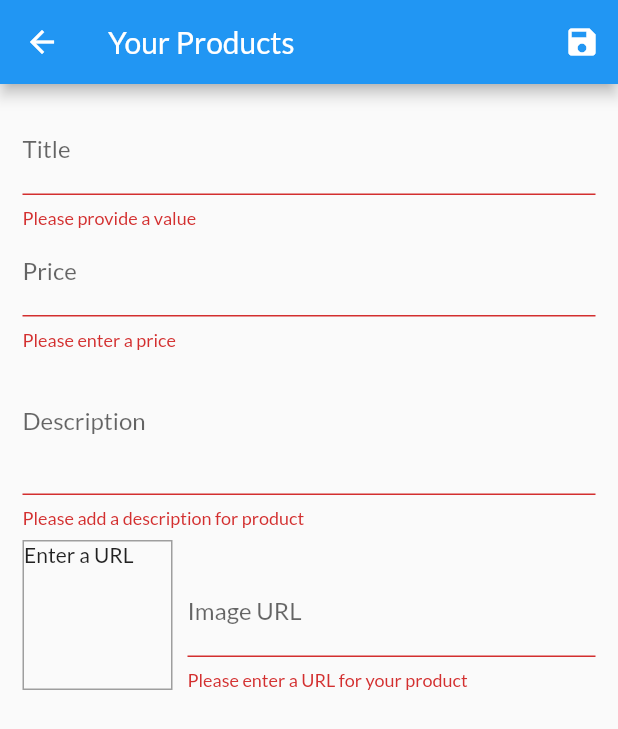
After one commit to Blaezy/Shop_App, a Flutter app: the EditProductScreen screen opened by its route, after a tap on the "save" icon, on a phone screen of 412 x 824 dp. The commit adds this screen. Shown: the top 729 px of the screen. Run offline on Flutter 3.47's test engine with Material 2 defaults, Android fonts, the phone set to English and light mode, and no system bars; network calls fail.

Commit message:
Finalized wtith user forms

```diff
--- a/lib/main.dart
+++ b/lib/main.dart
@@ -2,9 +2,11 @@ import 'package:Shop_App/providers/cart.dart';
 import 'package:Shop_App/providers/orders.dart';
 import 'package:Shop_App/providers/products.dart';
 import 'package:Shop_App/screens/cart_screen.dart';
+import 'package:Shop_App/screens/edit_product_screen.dart';
 import 'package:Shop_App/screens/order_screen.dart';
 import 'package:Shop_App/screens/product_detail_screen.dart';
 import 'package:Shop_App/screens/product_overview_screen.dart';
+import 'package:Shop_App/screens/user_product_screen.dart';
 import 'package:flutter/material.dart';
 import 'package:provider/provider.dart';
 
@@ -32,6 +34,8 @@ class MyApp extends StatelessWidget {
           ProductDetailScreen.routeName: (ctx) => ProductDetailScreen(),
           CartScreen.routeName: (ctx) => CartScreen(),
           OrderScreen.routName: (ctx) => OrderScreen(),
+          UserProductScreen.routeName: (ctx) => UserProductScreen(),
+          EditProductScreen.routeName: (ctx) => EditProductScreen(),
         },
       ),
     );
--- a/lib/providers/cart.dart
+++ b/lib/providers/cart.dart
@@ -63,4 +63,20 @@ class Cart with ChangeNotifier {
     _items = {};
     notifyListeners();
   }
+
+  void removeSingleItem(String productId) {
+    if (!_items.containsKey(productId)) return;
+    if (_items[productId].quantity > 1) {
+      _items.update(
+        productId,
+        (value) => CartItem(
+            cartitemId: value.cartitemId,
+            price: value.price,
+            quantity: value.quantity - 1,
+            title: value.title),
+      );
+    } else
+      _items.remove(productId);
+    notifyListeners();
+  }
 }
--- a/lib/providers/products.dart
+++ b/lib/providers/products.dart
@@ -49,8 +49,26 @@ class Products with ChangeNotifier {
     return _items.where((element) => element.isFavourite).toList();
   }
 
-  void addProduct() {
-    //_items.add(value);
+  void updateProduct(String id, Product newpro) {
+    final index = _items.lastIndexWhere(
+        (pro) => pro.id == id); //returns index of the product to be edited
+    if (index >= 0) _items[index] = newpro;
+    notifyListeners();
+  }
+
+  void addProduct(Product newPro) {
+    final newProduct = Product(
+        id: DateTime.now().toString(),
+        title: newPro.title,
+        description: newPro.description,
+        imageUrl: newPro.imageUrl,
+        price: newPro.price);
+    _items.add(newProduct);
+    notifyListeners();
+  }
+
+  void deleteProduct(String id) {
+    _items.removeWhere((element) => element.id == id);
     notifyListeners();
   }
 }
--- a/lib/screens/cart_screen.dart
+++ b/lib/screens/cart_screen.dart
@@ -29,7 +29,7 @@ class CartScreen extends StatelessWidget {
                   Spacer(),
                   Chip(
                     label: Text(
-                      '\$${cart.itemTotal}',
+                      '\$${cart.itemTotal.toStringAsFixed(2)}',
                       style: TextStyle(
                           color: Theme.of(context)
                               .primaryTextTheme
--- /dev/null
+++ b/lib/screens/edit_product_screen.dart
@@ -0,0 +1,240 @@
+import 'package:Shop_App/providers/product.dart';
+import 'package:Shop_App/providers/products.dart';
+import 'package:flutter/material.dart';
+import 'package:provider/provider.dart';
+
+class EditProductScreen extends StatefulWidget {
+  static const routeName = '/Edit_product';
+  @override
+  _EditProductScreenState createState() => _EditProductScreenState();
+}
+
+class _EditProductScreenState extends State<EditProductScreen> {
+  final _priceFocusNode = FocusNode();
+  final _descriptionFocusNode = FocusNode();
+  final _imageUrlController = TextEditingController();
+  final _imageUrlfocus = FocusNode();
+  final _formKey = GlobalKey<FormState>();
+  var editedProduct =
+      Product(id: null, title: '', description: '', imageUrl: '', price: 0);
+  var initValue = {
+    'title': '',
+    'price': '',
+    'description': '',
+    'imageUrl': '',
+  };
+  var isInit = true;
+  @override
+  void initState() {
+    _imageUrlfocus.addListener(updateImageUrl);
+    super.initState();
+  }
+
+  @override
+  void didChangeDependencies() {
+    if (isInit) {
+      final idfoundout = ModalRoute.of(context).settings.arguments as String;
+      if (idfoundout != null) {
+        var newVariable =
+            Provider.of<Products>(context, listen: false).findById(idfoundout);
+        initValue = {
+          'title': newVariable.title,
+          'price': newVariable.price.toString(),
+          'description': newVariable.description,
+          //'imageUrl': newVariable.imageUrl,
+        };
+        _imageUrlController.text = newVariable.imageUrl;
+      }
+    }
+
+    isInit = false;
+    super.didChangeDependencies();
+  }
+
+  void updateImageUrl() {
+    if (!_imageUrlfocus.hasFocus) {
+      if ((!_imageUrlController.text.startsWith('https') &&
+              !_imageUrlController.text.startsWith('http')) ||
+          ((!_imageUrlController.text.endsWith('.jpeg') &&
+              !_imageUrlController.text.endsWith('png') &&
+              !_imageUrlController.text.endsWith('.jpg')))) return;
+
+      setState(() {});
+    }
+  }
+
+  void saveForm() {
+    final validate = _formKey.currentState.validate();
+    if (!validate) {
+      return;
+    }
+    _formKey.currentState.save();
+    if (editedProduct.id != null) {
+      Provider.of<Products>(context)
+          .updateProduct(editedProduct.id, editedProduct);
+    } else {
+      Provider.of<Products>(context, listen: false).addProduct(editedProduct);
+    }
+
+    Navigator.of(context).pop();
+  }
+
+  @override
+  void dispose() {
+    _priceFocusNode.dispose();
+    _imageUrlController.dispose();
+    _imageUrlfocus.dispose();
+    _descriptionFocusNode.dispose();
+    super.dispose();
+  }
+
+  @override
+  Widget build(BuildContext context) {
+    return Scaffold(
+        appBar: AppBar(title: Text('Your Products'), actions: <Widget>[
+          IconButton(icon: Icon(Icons.save), onPressed: saveForm)
+        ]),
+        body: Form(
+          key: _formKey,
+          child: Padding(
+            padding: EdgeInsets.all(15),
+            child: ListView(
+              children: <Widget>[
+                TextFormField(
+                  initialValue: initValue['title'],
+                  decoration: InputDecoration(labelText: 'Title'),
+                  textInputAction: TextInputAction.next,
+                  validator: (value) {
+                    if (value.isEmpty) {
+                      return 'Please provide a value';
+                    } else
+                      return null;
+                  },
+                  onFieldSubmitted: (_) {
+                    FocusScope.of(context).requestFocus(_priceFocusNode);
+                  }, //operation to be performed when the nxt button on soft keyboard is pressed
+                  onSaved: (value) {
+                    editedProduct = Product(
+                        id: editedProduct.id,
+                        title: value,
+                        description: editedProduct.description,
+                        imageUrl: editedProduct.imageUrl,
+                        price: editedProduct.price,
+                        isFavourite: editedProduct.isFavourite);
+                  },
+                ),
+                TextFormField(
+                  decoration: InputDecoration(labelText: 'Price'),
+                  initialValue: initValue['price'],
+                  keyboardType: TextInputType.number,
+                  textInputAction: TextInputAction.next,
+                  focusNode:
+                      _priceFocusNode, //set focus node here for the  form field
+                  onFieldSubmitted: (_) {
+                    FocusScope.of(context).requestFocus(_descriptionFocusNode);
+                  },
+                  onSaved: (value) {
+                    editedProduct = Product(
+                        id: editedProduct.id,
+                        title: editedProduct.title,
+                        description: editedProduct.description,
+                        imageUrl: editedProduct.imageUrl,
+                        price: double.parse(value),
+                        isFavourite: editedProduct.isFavourite);
+                  },
+                  validator: (value) {
+                    if (value.isEmpty) {
+                      return 'Please enter a price';
+                    }
+                    if (double.tryParse(value) == null)
+                      return 'Please enter a valid number';
+                    if (double.parse(value) <= 0)
+                      return 'Please enter a number greater than zero';
+                    return null;
+                  },
+                ),
+                TextFormField(
+                  initialValue: initValue['description'],
+                  decoration: InputDecoration(labelText: 'Description'),
+                  maxLines: 3,
+                  keyboardType: TextInputType.multiline,
+                  focusNode: _descriptionFocusNode,
+                  onSaved: (value) {
+                    editedProduct = Product(
+                        id: editedProduct.id,
+                        title: editedProduct.title,
+                        description: value,
+                        imageUrl: editedProduct.imageUrl,
+                        price: editedProduct.price,
+                        isFavourite: editedProduct.isFavourite);
+                  },
+                  validator: (value) {
+                    if (value.isEmpty)
+                      return 'Please add a description for product';
+                    if (value.length < 10)
+                      return 'Description should be greater than 10 characters';
+                    return null;
+                  },
+                ),
+                Row(
+                  crossAxisAlignment: CrossAxisAlignment.end,
+                  children: <Widget>[
+                    Container(
+                      height: 100,
+                      width: 100,
+                      margin: EdgeInsets.only(top: 8, right: 10),
+                      decoration: BoxDecoration(
+                          border: Border.all(width: 1, color: Colors.grey)),
+                      child: _imageUrlController.text.isEmpty
+                          ? Text('Enter a URL')
+                          : FittedBox(
+                              child: Image.network(
+                                _imageUrlController.text,
+                              ),
+                              fit: BoxFit.cover,
+                            ),
+                    ),
+                    Expanded(
+                      child: TextFormField(
+                        initialValue: initValue['imageUrl'],
+                        decoration: InputDecoration(
+                          labelText: 'Image URL',
+                        ),
+                        textInputAction: TextInputAction.done,
+                        keyboardType: TextInputType.url,
+                        controller: _imageUrlController,
+                        focusNode: _imageUrlfocus,
+                        onFieldSubmitted: (_) {
+                          saveForm();
+                        },
+                        onSaved: (value) {
+                          editedProduct = Product(
+                              id: editedProduct.id,
+                              title: editedProduct.title,
+                              description: editedProduct.description,
+                              imageUrl: value,
+                              price: editedProduct.price,
+                              isFavourite: editedProduct.isFavourite);
+                        },
+                        validator: (value) {
+                          if (value.isEmpty)
+                            return 'Please enter a URL for your product';
+                          if (!value.startsWith('https') &&
+                              !value.startsWith('http'))
+                            return 'Please enter a valid URL';
+                          if (!value.endsWith('.jpeg') &&
+                              !value.endsWith('png') &&
+                              !value.endsWith('.jpg'))
+                            return 'Please enter a valid URL';
+                          return null;
+                        },
+                      ),
+                    )
+                  ],
+                )
+              ],
+            ),
+          ),
+        ));
+  }
+}
```
Also changed, not shown: lib/screens/user_product_screen.dart (added, +40 -0 lines), lib/widgets/app_drawer.dart (+8 -0 lines), lib/widgets/cart_Item.dart (+22 -0 lines), lib/widgets/product_item.dart (+10 -0 lines), lib/widgets/user_product.dart (added, +47 -0 lines).
